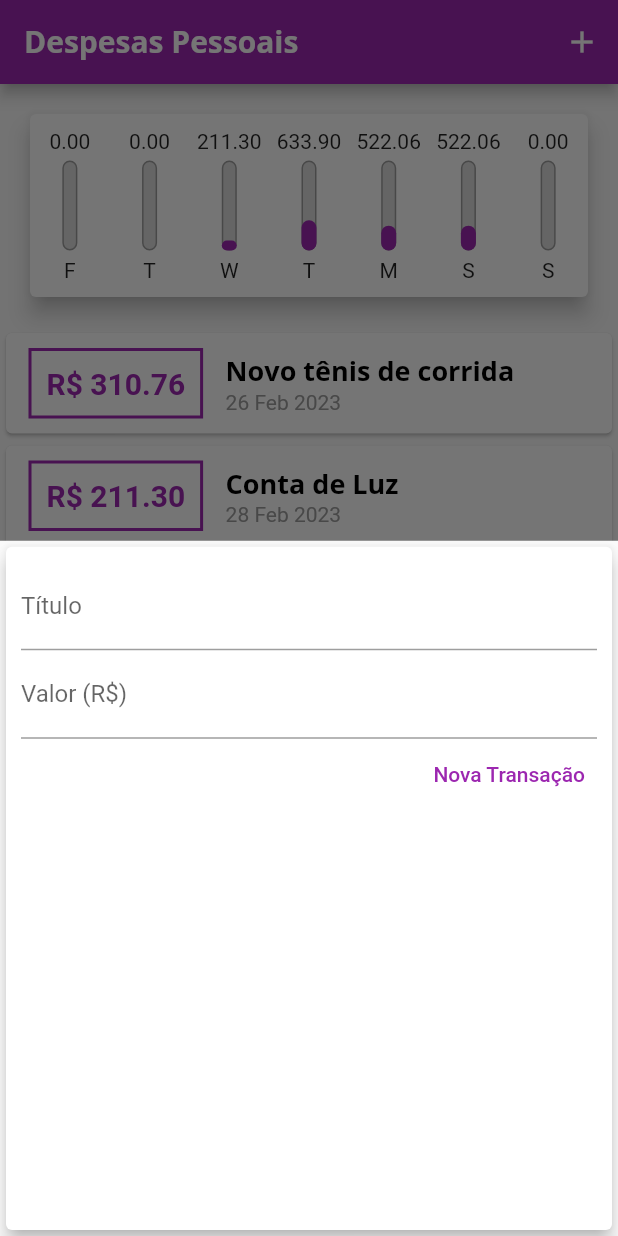
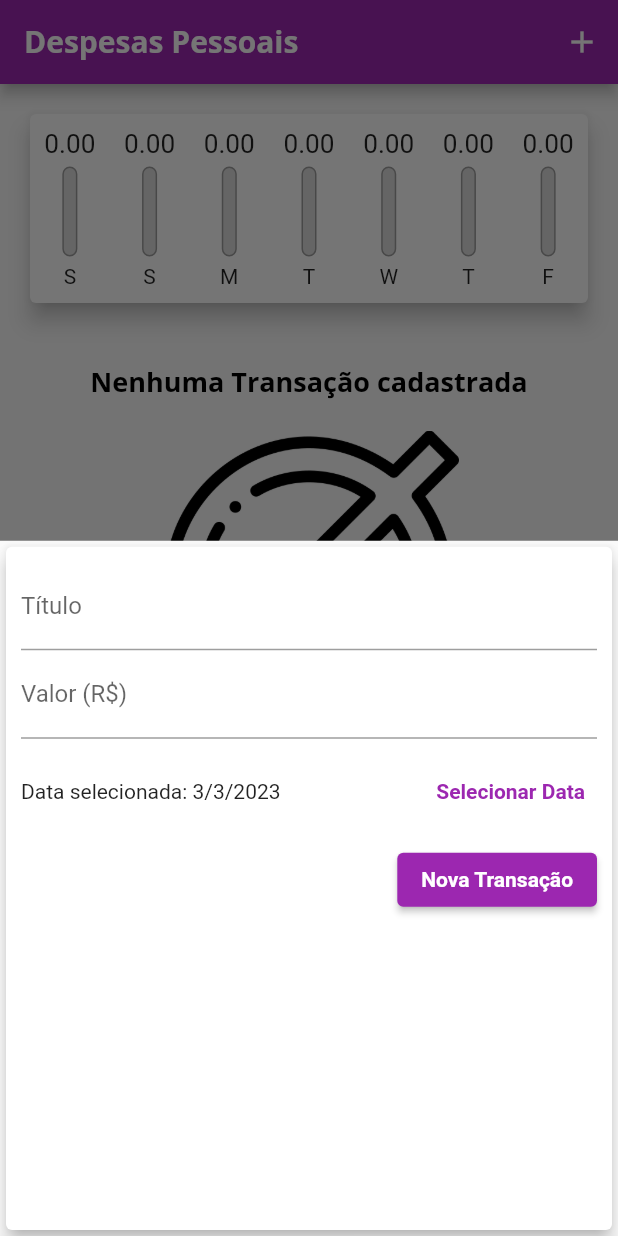
Before and after one commit to ItaloRod/expenses, a Flutter app: the screen it shows after launch, after a tap on the "add" icon, on a phone screen of 412 x 824 dp. Run offline on Flutter 3.47's test engine with Material 2 defaults, Android fonts, the phone set to English and light mode, and no system bars.

Commit message:
add datePicker form and remove button

```diff
--- a/lib/components/chart.dart
+++ b/lib/components/chart.dart
@@ -29,7 +29,7 @@ class Chart extends StatelessWidget {
       return {
         'day': DateFormat.E().format(weekDay)[0],
         'value': totalSum};
-    });
+    }).reversed.toList();
   }
   double get _weekTotalValue {
     return groupedTransactions.fold(0.0, (sum, tr) => sum + tr['value']);
@@ -49,7 +49,7 @@ class Chart extends StatelessWidget {
               child: ChartBar(
                   label: tr['day'],
                   value: tr['value'] ,
-                  percentage: (tr['value'] as double) / _weekTotalValue),
+                  percentage: _weekTotalValue == 0 ? 0 : (tr['value'] as double) / _weekTotalValue),
             );
           }).toList()
         ),
--- a/lib/components/chart_bar.dart
+++ b/lib/components/chart_bar.dart
@@ -16,8 +16,11 @@ class ChartBar extends StatelessWidget {
   Widget build(BuildContext context) {
     return Column(
       children: [
-        FittedBox(
-            child: Text(value.toStringAsFixed(2))
+        Container(
+          height: 20,
+          child: FittedBox(
+              child: Text(value.toStringAsFixed(2))
+          ),
         ),
         const SizedBox(height: 5),
         Container(
--- a/lib/components/transaction_form.dart
+++ b/lib/components/transaction_form.dart
@@ -1,8 +1,9 @@
 import 'package:flutter/material.dart';
+import 'package:intl/intl.dart';
 
 class TransactionForm extends StatefulWidget {
 
-  final void Function(String, double) onSubmit;
+  final void Function(String, double, DateTime) onSubmit;
   TransactionForm(this.onSubmit, {super.key});
 
   @override
@@ -10,17 +11,32 @@ class TransactionForm extends StatefulWidget {
 }
 
 class _TransactionFormState extends State<TransactionForm> {
-  final titleController = TextEditingController();
-
-  final valueController = TextEditingController();
+  final _titleController = TextEditingController();
+  final _valueController = TextEditingController();
+  DateTime _selectedDate = DateTime.now();
 
   void _submitForm() {
-      final title = titleController.text;
-      final value = double.tryParse(valueController.text) ?? 0.0;
-      if(title.isEmpty || value <=0) {
+      final title = _titleController.text;
+      final value = double.tryParse(_valueController.text) ?? 0.0;
+      if(title.isEmpty || value <=0 || _selectedDate == null) {
         return;
       }
-      widget.onSubmit(title, value);
+      widget.onSubmit(title, value, _selectedDate);
+  }
+
+  _showDatePicker() {
+    showDatePicker(
+        context: context,
+        initialDate: DateTime.now(),
+        firstDate: DateTime(2022),
+        lastDate: DateTime.now()
+    ).then((pickedDate) {
+      if(pickedDate != null) {
+        setState(() {
+          _selectedDate = pickedDate;
+        });
+      }
+    });
   }
 
   @override
@@ -32,27 +48,49 @@ class _TransactionFormState extends State<TransactionForm> {
         child: Column(
           children: [
             TextField(
-             controller: titleController,
+             controller: _titleController,
               onSubmitted: (value) => _submitForm(),
               decoration: const InputDecoration(
                 labelText: 'Título',
               ),
             ),
             TextField(
-                controller: valueController,
+                controller: _valueController,
                 keyboardType: const TextInputType.numberWithOptions(decimal: true),
                 onSubmitted: (value) => _submitForm(),
                 decoration: const InputDecoration(
                   labelText: 'Valor (R\$)',
                 )),
+            Container(
+              height:  70,
+              child: Row(
+                children: [
+                  Expanded(
+                    child: Text( _selectedDate == null ? 'Nenhuma data Selecionada!' :
+                        'Data selecionada: ${DateFormat('d/M/y').format(_selectedDate)}'
+                    ),
+                  ),
+                  TextButton(
+                      onPressed: _showDatePicker,
+                      child:  Text(
+                          'Selecionar Data',
+                          style: TextStyle(
+                            color:  Theme.of(context).colorScheme.primary,
+                            fontWeight: FontWeight.bold
+                          ),
+                          ))
+                ],
+              ),
+            ),
             Row(
               mainAxisAlignment: MainAxisAlignment.end,
               children: [
-                TextButton(onPressed: _submitForm,
-                  child: const Text(
+                ElevatedButton(
+                  onPressed: _submitForm,
+                  child: Text(
                     'Nova Transação',
                     style: TextStyle(
-                        color: Colors.purple
+                        color: Theme.of(context).textTheme.labelLarge!.color
                     ),
                   ),
                 ),
--- a/lib/components/transaction_list.dart
+++ b/lib/components/transaction_list.dart
@@ -6,13 +6,14 @@ import '../models/transaction.dart';
 class TransactionList extends StatelessWidget {
 
   final List<Transaction> transactions;
+  final void Function(String) onDelete;
 
-  TransactionList(this.transactions, {super.key});
+  const TransactionList(this.transactions, this.onDelete, {super.key});
 
   @override
   Widget build(BuildContext context) {
     return Container(
-      height: 300,
+      height: 610,
       child: transactions.isEmpty ? Column(
         children: [
           const SizedBox(height: 20),
@@ -34,46 +35,34 @@ class TransactionList extends StatelessWidget {
         itemBuilder: (ctx, index) {
           final tr = transactions[index];
           return Card(
-              child: Row(
-                children: [
-                  Container(
-                    margin: const EdgeInsets.symmetric(
-                        horizontal: 15,
-                        vertical: 10
-                    ),
-                    decoration: BoxDecoration(
-                      border: Border.all(
-                        color: Theme.of(context).colorScheme.primary,
-                        width: 2,
-                      ),
-                    ),
-                    padding: const EdgeInsets.all(10),
-                    child:  Text(
-                      'R\$ ${tr.value.toStringAsFixed(2)}',
-                      style: TextStyle(
-                          fontWeight: FontWeight.bold,
-                          fontSize: 20,
-                          color: Theme.of(context).colorScheme.primary,
-                      ),
+            elevation: 5,
+              margin: const EdgeInsets.symmetric(vertical: 8, horizontal: 5),
+            child: ListTile(
+              leading: CircleAvatar(
+                radius: 30,
+                backgroundColor: Theme.of(context).colorScheme.primary,
+                child: Padding(
+                  padding: const EdgeInsets.all(6.0),
+                  child: FittedBox(
+                    child: Text('R\$ ${tr.value}',
+                      style: Theme.of(context).textTheme.titleSmall
                     ),
                   ),
-                  Column(
-                    crossAxisAlignment: CrossAxisAlignment.start,
-                    children: [
-                      Text(
-                        tr.title,
-                        style: Theme.of(context).textTheme.titleLarge,
-                      ),
-                      Text(
-                        DateFormat('d MMM y').format(tr.date),
-                        style: const TextStyle(
-                          color: Colors.grey,
-                        ),
-                      )
-                    ],
-                  )
-                ],
+                ),
+              ),
+              title: Text(
+                tr.title,
+                style: Theme.of(context).textTheme.titleLarge,
+              ),
+              subtitle: Text(
+                DateFormat('d MMM y').format(tr.date)
+              ),
+              trailing: IconButton(
+                onPressed: () => onDelete(tr.id),
+                icon: const Icon(Icons.delete),
+                color: Theme.of(context).colorScheme.error,
               )
+            ),
           );
         }
       ),
--- a/lib/main.dart
+++ b/lib/main.dart
@@ -31,6 +31,13 @@ class ExpenseApp extends StatelessWidget {
             fontWeight: FontWeight.bold,
             color: Colors.black,
           ),
+          labelLarge: const TextStyle(
+            color: Colors.white,
+            fontWeight: FontWeight.bold
+          ),
+          titleSmall: const TextStyle(
+            color: Colors.white
+          )
         ),
         appBarTheme: const AppBarTheme(
           titleTextStyle: TextStyle(
@@ -54,19 +61,19 @@ class MyHomePage extends StatefulWidget {
 class _MyHomePageState extends State<MyHomePage> {
 
    final List<Transaction> _transactions = [
-      Transaction(id: 't1', title: 'Novo tênis de corrida', value: 310.76, date: DateTime.now().subtract(const Duration(days: 5))),
-      Transaction(id: 't2', title: 'Conta de Luz', value: 211.30, date: DateTime.now().subtract(const Duration(days: 3))),
-      Transaction(id: 't2', title: 'Conta de Luz', value: 211.30, date: DateTime.now().subtract(const Duration(days: 4))),
-      Transaction(id: 't2', title: 'Conta de Luz', value: 211.30, date: DateTime.now().subtract(const Duration(days: 2))),
-      Transaction(id: 't2', title: 'Conta de Luz', value: 211.30, date: DateTime.now().subtract(const Duration(days: 3))),
-      Transaction(id: 't2', title: 'Conta de Luz', value: 211.30, date: DateTime.now().subtract(const Duration(days: 3))),
-      Transaction(id: 't3', title: 'Novo tênis de corrida', value: 310.76, date: DateTime.now().subtract(const Duration(days: 4))),
-      Transaction(id: 't4', title: 'Conta de Luz', value: 211.30, date: DateTime.now().subtract(const Duration(days: 5)))
+      // Transaction(id: 't1', title: 'Novo tênis de corrida', value: 310.76, date: DateTime.now().subtract(const Duration(days: 5))),
+      // Transaction(id: 't2', title: 'Conta de Luz', value: 211.30, date: DateTime.now().subtract(const Duration(days: 3))),
+      // Transaction(id: 't2', title: 'Conta de Luz', value: 211.30, date: DateTime.now().subtract(const Duration(days: 4))),
+      // Transaction(id: 't2', title: 'Conta de Luz', value: 211.30, date: DateTime.now().subtract(const Duration(days: 2))),
+      // Transaction(id: 't2', title: 'Conta de Luz', value: 211.30, date: DateTime.now().subtract(const Duration(days: 3))),
+      // Transaction(id: 't2', title: 'Conta de Luz', value: 211.30, date: DateTime.now().subtract(const Duration(days: 3))),
+      // Transaction(id: 't3', title: 'Novo tênis de corrida', value: 310.76, date: DateTime.now().subtract(const Duration(days: 4))),
+      // Transaction(id: 't4', title: 'Conta de Luz', value: 211.30, date: DateTime.now().subtract(const Duration(days: 5)))
   ];
 
   _openTransactionFormModal(BuildContext context) {
     showModalBottomSheet(context: context, builder: (_) {
-      return TransactionForm((p0, p1) => _addtransaction(p0, p1));
+      return TransactionForm((text, value, date) => _addTransaction(text, value, date));
     });
   }
   List<Transaction> get _recentTransactions {
@@ -76,17 +83,23 @@ class _MyHomePageState extends State<MyHomePage> {
       ));
     }).toList();
   }
-  _addtransaction(String title, double value) {
+  _addTransaction(String title, double value, DateTime date) {
     final newTransaction = Transaction(
-        id: Random().nextDouble.toString(),
+        id: Random().nextDouble().toString(),
         title: title,
         value: value,
-        date: DateTime.now()
+        date: date
     );
     setState(() {
       _transactions.add(newTransaction);
     });
     Navigator.of(context).pop();
+  }
+
+  _deleteTransaction(String id) {
+    setState(() {
+      _transactions.removeWhere((tr) => tr.id == id);
+    });
   }
 
   @override
@@ -104,8 +117,8 @@ class _MyHomePageState extends State<MyHomePage> {
         child: Column(
           crossAxisAlignment: CrossAxisAlignment.stretch,
           children: <Widget>[
-           Chart(_recentTransactions),
-            TransactionList(_transactions)
+            Chart(_recentTransactions),
+            TransactionList(_transactions, _deleteTransaction)
           ],
         ),
       ),
```
